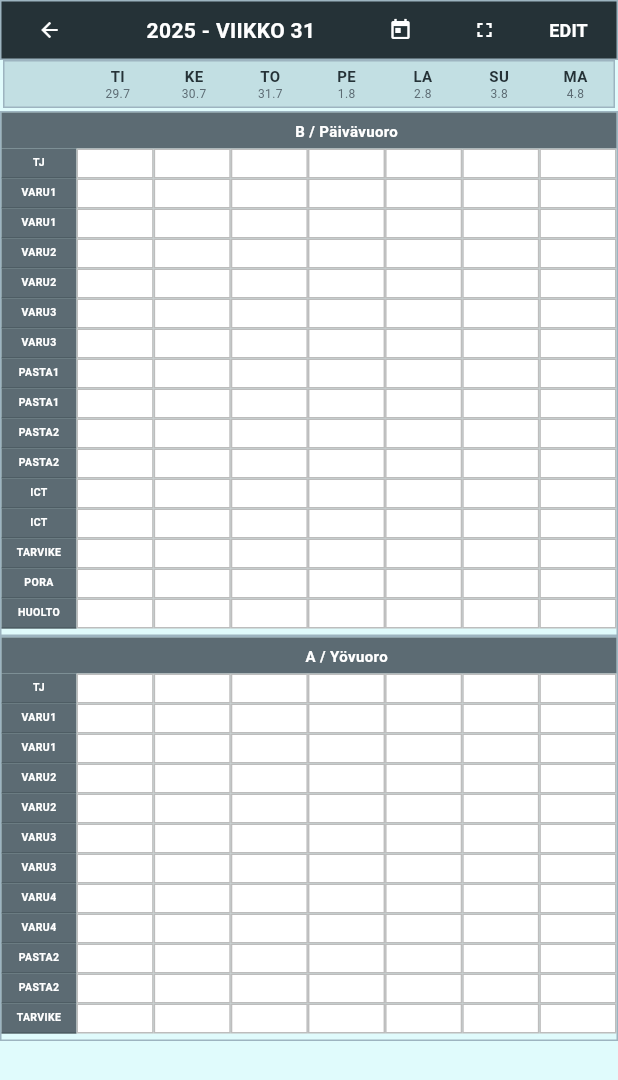
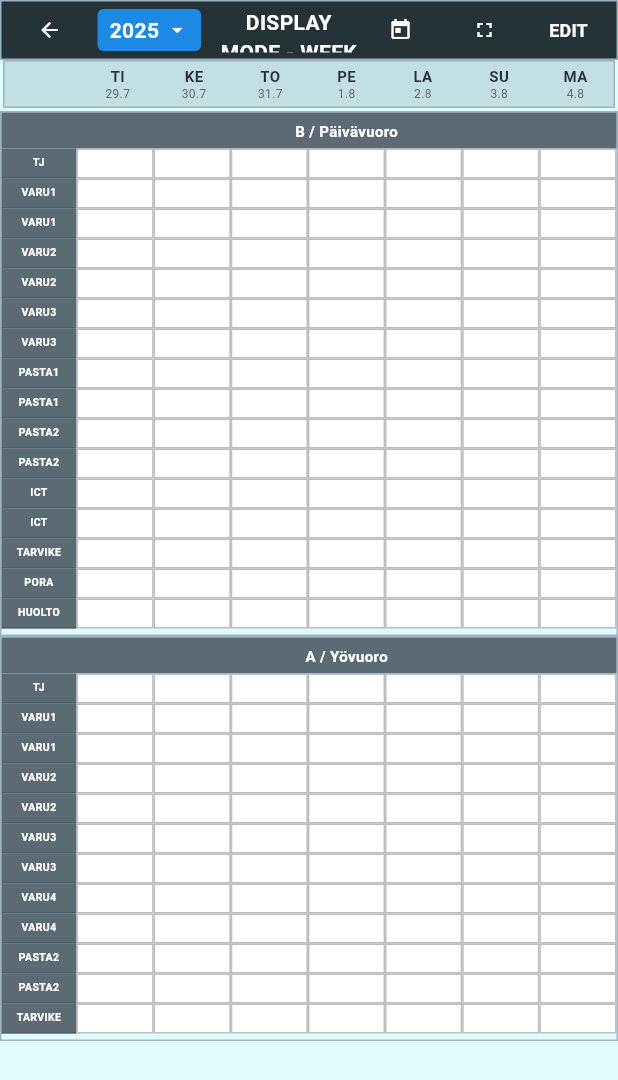
Before and after one commit to Blendermaestro/Recourcegame, a Flutter app: the screen it shows once a user with an empty profile is signed in, after a tap on the "calendar view month" icon, on a phone screen of 412 x 824 dp. Shown: the top 1080 px of the screen. Run offline on Flutter 3.47's test engine with Material 3 defaults, Android fonts, the phone set to English and light mode, and no system bars; our stand-ins replace shared_preferences, supabase_flutter; missing offline and left inert: dart:html; accounts and stored records are empty.

Commit message:
Add year selection and rename modes to Edit/Display
 Major Navigation Improvements:
- Renamed 'VIIKKO/VUOSI' to 'Edit Mode/Display Mode' throughout app
- Added year selector dropdown (2020-2035, 15+ years)
- Year selection persists with SharedPreferences
- Dynamic year display in header with clickable dropdown

 PC Navigation Fixes:
- Added keyboard arrow key navigation (left/right) for week switching
- Improved PageView physics for better PC scrolling experience
- Added Focus widget for better desktop interaction

 UI Updates:
- Year picker dialog with current year highlighting
- Updated all navigation buttons and tooltips
- Consistent mode naming across all menus and views
- Blue year selector button in header

 User Tier Compatibility:
- Updated Tier 2 restrictions to use new mode names
- Proper fallback handling for restricted users

```diff
--- a/calendar_app/lib/main.dart
+++ b/calendar_app/lib/main.dart
@@ -86,7 +86,7 @@ class MainNavigationView extends StatefulWidget {
 }
 
 class _MainNavigationViewState extends State<MainNavigationView> {
-  String _currentView = 'VIIKKO';
+  String _currentView = 'EDIT';
   int _currentWeek = 1;
   UserTier _userTier = UserTier.tier1;
   bool _isLoading = true;
@@ -115,9 +115,9 @@ class _MainNavigationViewState extends State<MainNavigationView> {
         _userTier = tier;
         _isLoading = false;
 
-        // If user is Tier 2, force them to year view
+        // If user is Tier 2, force them to display mode
         if (tier == UserTier.tier2) {
-          _currentView = 'VUOSI';
+          _currentView = 'DISPLAY';
         }
       });
     } catch (e) {
@@ -129,11 +129,11 @@ class _MainNavigationViewState extends State<MainNavigationView> {
   }
 
   void _handleViewChange(String newView) {
-    // Prevent Tier 2 users from accessing week view
-    if (_userTier == UserTier.tier2 && newView == 'VIIKKO') {
+    // Prevent Tier 2 users from accessing edit mode
+    if (_userTier == UserTier.tier2 && newView == 'EDIT') {
       ScaffoldMessenger.of(context).showSnackBar(
         const SnackBar(
-          content: Text('Access denied: Tier 2 users can only access the yearly view'),
+          content: Text('Access denied: Tier 2 users can only access the display mode'),
           backgroundColor: Colors.red,
         ),
       );
@@ -144,8 +144,8 @@ class _MainNavigationViewState extends State<MainNavigationView> {
       _currentView = newView;
     });
 
-    // 🔥 FORCE YEAR VIEW REFRESH - Ensure it shows current data when switching to it
-    if (newView == 'VUOSI') {
+    // 🔥 FORCE DISPLAY MODE REFRESH - Ensure it shows current data when switching to it
+    if (newView == 'DISPLAY') {
       // Trigger a refresh after the view has been built
       WidgetsBinding.instance.addPostFrameCallback((_) {
         SharedAssignmentData.forceRefresh();
@@ -186,7 +186,7 @@ class _MainNavigationViewState extends State<MainNavigationView> {
 
     // Show view based on current selection and user tier
     switch (_currentView) {
-      case 'VIIKKO':
+      case 'EDIT':
         if (_userTier.canAccessWeekView) {
           return WeekView(
             weekNumber: _currentWeek,
@@ -194,14 +194,14 @@ class _MainNavigationViewState extends State<MainNavigationView> {
             onViewChanged: _handleViewChange,
           );
         } else {
-          // Fallback to year view for restricted users
+          // Fallback to display mode for restricted users
           return YearView(
             initialWeek: _currentWeek,
             onWeekChanged: _handleWeekChange,
             onViewChanged: _handleViewChange,
           );
         }
-      case 'VUOSI':
+      case 'DISPLAY':
         return YearView(
           initialWeek: _currentWeek,
           onWeekChanged: _handleWeekChange,
--- a/calendar_app/lib/views/week_view/week_view.dart
+++ b/calendar_app/lib/views/week_view/week_view.dart
@@ -3388,12 +3388,12 @@ class _WeekViewState extends State<WeekView> {
                           if (_hasPendingChanges) {
                             _forceSave();
                           }
-                          widget.onViewChanged?.call('VUOSI');
+                          widget.onViewChanged?.call('DISPLAY');
                           HapticFeedback.lightImpact();
                         },
                         icon: const Icon(Icons.calendar_view_month, size: 14, color: Colors.white),
                         padding: EdgeInsets.zero,
-                        tooltip: 'Year Overview',
+                        tooltip: 'Display Mode',
                       ),
                     ),
                   ],
@@ -3504,27 +3504,27 @@ class _WeekViewState extends State<WeekView> {
           mainAxisSize: MainAxisSize.min,
           children: [
             ListTile(
-              leading: const Icon(Icons.calendar_view_week, color: Colors.white),
-              title: const Text('VIIKKO', style: TextStyle(color: Colors.white)),
+              leading: const Icon(Icons.edit, color: Colors.white),
+              title: const Text('EDIT MODE', style: TextStyle(color: Colors.white)),
               onTap: () {
                 Navigator.pop(context);
                 // 🔥 FIX: Don't wait for async save during UI navigation
                 if (_hasPendingChanges) {
                   _forceSave();
                 }
-                widget.onViewChanged?.call('VIIKKO');
+                widget.onViewChanged?.call('EDIT');
               },
             ),
             ListTile(
-              leading: const Icon(Icons.calendar_view_month, color: Colors.white),
-              title: const Text('VUOSI', style: TextStyle(color: Colors.white)),
+              leading: const Icon(Icons.visibility, color: Colors.white),
+              title: const Text('DISPLAY MODE', style: TextStyle(color: Colors.white)),
               onTap: () {
                 Navigator.pop(context);
                 // 🔥 FIX: Don't wait for async save during UI navigation
                 if (_hasPendingChanges) {
                   _forceSave();
                 }
-                widget.onViewChanged?.call('VUOSI');
+                widget.onViewChanged?.call('DISPLAY');
               },
             ),
             ListTile(
--- a/calendar_app/lib/views/year_view/year_view.dart
+++ b/calendar_app/lib/views/year_view/year_view.dart
@@ -36,6 +36,7 @@ class YearView extends StatefulWidget {
 class _YearViewState extends State<YearView> {
   late PageController _pageController;
   int _currentWeek = 1;
+  int _selectedYear = 2025; // Default year, can be changed
   UserTier _userTier = UserTier.tier1;
 
   // 🔥 SHARED DATA - Use truly shared data class
@@ -55,6 +56,7 @@ class _YearViewState extends State<YearView> {
     SharedAssignmentData.addListener(_onAssignmentDataChanged);
 
     _loadUserTier(); // Load user tier for permissions
+    _loadSelectedYear(); // Load saved year selection
     _loadCustomProfessions(); // Load custom professions first
     _loadEmployees();
     // Note: YearView is read-only, assignments loaded via SharedAssignmentData listener
@@ -94,6 +96,93 @@ class _YearViewState extends State<YearView> {
       }
     } catch (e) {
       print('Error loading user tier: $e');
+    }
+  }
+
+  Future<void> _loadSelectedYear() async {
+    try {
+      final prefs = await SharedPreferences.getInstance();
+      final savedYear = prefs.getInt('selected_year');
+      if (savedYear != null && mounted) {
+        setState(() {
+          _selectedYear = savedYear;
+        });
+      }
+    } catch (e) {
+      print('Error loading selected year: $e');
+    }
+  }
+
+  Future<void> _saveSelectedYear() async {
+    try {
+      final prefs = await SharedPreferences.getInstance();
+      await prefs.setInt('selected_year', _selectedYear);
+    } catch (e) {
+      print('Error saving selected year: $e');
+    }
+  }
+
+  void _showYearPicker() {
+    const currentYear = 2025;
+    const startYear = 2020;
+    const endYear = 2035; // 15 years range
+
+    showDialog(
+      context: context,
+      builder: (context) => AlertDialog(
+        title: const Text('Select Year'),
+        content: Container(
+          width: 300,
+          height: 400,
+          child: ListView.builder(
+            itemCount: endYear - startYear + 1,
+            itemBuilder: (context, index) {
+              final year = startYear + index;
+              final isSelected = year == _selectedYear;
+              final isCurrent = year == currentYear;
+
+              return ListTile(
+                title: Text(
+                  year.toString(),
+                  style: TextStyle(
+                    fontWeight: isSelected ? FontWeight.bold : FontWeight.normal,
+                    color: isCurrent ? Colors.blue : null,
+                  ),
+                ),
+                trailing: isSelected ? const Icon(Icons.check, color: Colors.blue) : null,
+                selected: isSelected,
+                onTap: () {
+                  setState(() {
+                    _selectedYear = year;
+                  });
+                  _saveSelectedYear();
+                  Navigator.pop(context);
+                },
+              );
+            },
+          ),
+        ),
+        actions: [
+          TextButton(
+            onPressed: () => Navigator.pop(context),
+            child: const Text('Cancel'),
+          ),
+        ],
+      ),
+    );
+  }
+
+  void _navigateToWeek(int weekNumber) {
+    if (weekNumber >= 1 && weekNumber <= 52) {
+      setState(() {
+        _currentWeek = weekNumber;
+      });
+      _pageController.animateToPage(
+        weekNumber - 1,
+        duration: const Duration(milliseconds: 300),
+        curve: Curves.easeInOut,
+      );
+      widget.onWeekChanged?.call(weekNumber);
     }
   }
 
@@ -283,8 +372,7 @@ class _YearViewState extends State<YearView> {
   }
 
   List<DateTime> _getDatesForWeek(int weekNumber) {
-    final year = 2025;
-    final jan4 = DateTime(year, 1, 4);
+    final jan4 = DateTime(_selectedYear, 1, 4);
     final firstMonday = jan4.subtract(Duration(days: jan4.weekday - 1));
     final weekStart = firstMonday.add(Duration(days: (weekNumber - 1) * 7));
     final tuesdayStart = weekStart.add(const Duration(days: 1));
@@ -748,15 +836,42 @@ class _YearViewState extends State<YearView> {
               child: Row(
                 children: [
                   IconButton(
-                    onPressed: () => widget.onViewChanged?.call('VIIKKO'),
+                    onPressed: () => widget.onViewChanged?.call('EDIT'),
                     icon: const Icon(Icons.arrow_back, size: 16, color: Colors.white), // Smaller icon
                     padding: EdgeInsets.zero,
-                    tooltip: 'Back to Week View',
+                    tooltip: 'Back to Edit Mode',
                   ),
                   const SizedBox(width: 8), // Reduced spacing
+                  // Year selector button
+                  GestureDetector(
+                    onTap: _showYearPicker,
+                    child: Container(
+                      padding: const EdgeInsets.symmetric(horizontal: 8, vertical: 4),
+                      decoration: BoxDecoration(
+                        color: Colors.blue[600],
+                        borderRadius: BorderRadius.circular(4),
+                      ),
+                      child: Row(
+                        mainAxisSize: MainAxisSize.min,
+                        children: [
+                          Text(
+                            '$_selectedYear',
+                            style: const TextStyle(
+                              color: Colors.white,
+                              fontWeight: FontWeight.bold,
+                              fontSize: 14,
+                            ),
+                          ),
+                          const SizedBox(width: 4),
+                          const Icon(Icons.arrow_drop_down, color: Colors.white, size: 16),
+                        ],
+                      ),
+                    ),
+                  ),
+                  const SizedBox(width: 8),
                   Expanded(
                       child: Text(
-                      '2025 - VIIKKO $_currentWeek', // New format
+                      'DISPLAY MODE - WEEK $_currentWeek',
                         style: const TextStyle(
                         fontSize: 14, // Reduced from 18
                         fontWeight: FontWeight.bold,
@@ -838,8 +953,23 @@ class _YearViewState extends State<YearView> {
             Expanded(
               child: Container(
                 color: const Color(0xFFE0FBFC),
+                child: Focus(
+                  autofocus: true,
+                  onKey: (node, event) {
+                    if (event is RawKeyDownEvent) {
+                      if (event.logicalKey == LogicalKeyboardKey.arrowLeft) {
+                        _navigateToWeek(_currentWeek - 1);
+                        return KeyEventResult.handled;
+                      } else if (event.logicalKey == LogicalKeyboardKey.arrowRight) {
+                        _navigateToWeek(_currentWeek + 1);
+                        return KeyEventResult.handled;
+                      }
+                    }
+                    return KeyEventResult.ignored;
+                  },
                   child: PageView.builder(
                     controller: _pageController,
+                    physics: const BouncingScrollPhysics(), // Better for PC scrolling
                     onPageChanged: (index) {
                       final newWeek = index + 1;
                       setState(() {
@@ -847,7 +977,6 @@ class _YearViewState extends State<YearView> {
                       });
                       widget.onWeekChanged?.call(_currentWeek);
                       HapticFeedback.lightImpact();
-
                     },
                     itemCount: 52,
                     itemBuilder: (context, index) {
@@ -857,6 +986,7 @@ class _YearViewState extends State<YearView> {
                   ),
                 ),
               ),
+            ),
           ],
         ),
       ),
```
Lines whose indentation alone changed are shown as unchanged.
